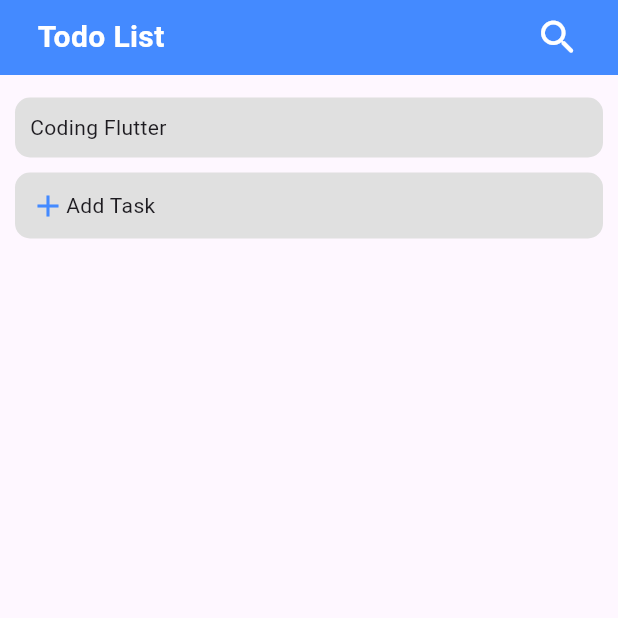
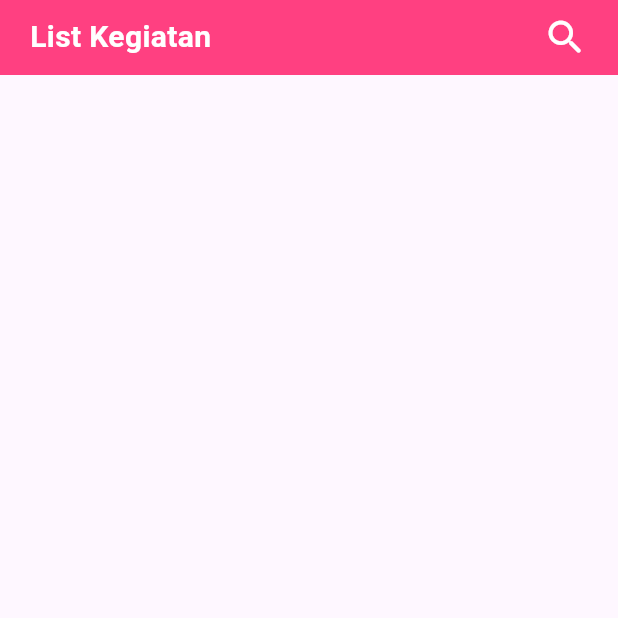
Before and after one commit to Dani-1004/latihan_flutter, a Flutter app: the screen it shows after launch, on a phone screen of 412 x 824 dp, the top half of it. Run offline on Flutter 3.47's test engine with Material 3 defaults, Android fonts, the phone set to English and light mode, and no system bars.

Commit message:
kalo thoriq terima ignore aja

```diff
--- /dev/null
+++ b/lib/halaman_utama_v3.dart
@@ -0,0 +1,137 @@
+import 'package:flutter/material.dart';
+
+class HalamanUtama_v3 extends StatefulWidget {
+  const HalamanUtama_v3({super.key});
+
+  @override
+  State<HalamanUtama_v3> createState() => _HalamanUtamaState();
+}
+
+class _HalamanUtamaState extends State<HalamanUtama_v3> {
+  @override
+  Widget build(BuildContext context) {
+    return Scaffold(
+      body: SizedBox(
+        height: double.infinity,
+        width: double.infinity,
+        child: Column(
+          children: [
+            Container(
+              padding: EdgeInsets.symmetric(vertical: 10, horizontal: 20),
+              width: double.infinity,
+              color: Colors.pinkAccent,
+              child: Row(
+                mainAxisAlignment: MainAxisAlignment.spaceBetween,
+                children: [
+                  const Text(
+                    'List Kegiatan',
+                    style: TextStyle(
+                      fontSize: 20,
+                      fontWeight: FontWeight.bold,
+                      color: Colors.white,
+                    ),
+                  ),
+                  Icon(
+                    Icons.search_rounded,
+                    color: Colors.white,
+                    size: 30,
+                  ),
+                ],
+              ),
+            ),
+          ],
+        ),
+      ),
+    );
+  }
+}
+
+// class _HalamanUtamaState extends State<HalamanUtama_v3> {
+//   @override
+//   Widget build(BuildContext context) {
+//     return Scaffold(
+//       body: SizedBox(
+//         height: double.infinity,
+//         width: double.infinity,
+//         child: Column(
+//           children: [
+//             Container(
+//               padding: EdgeInsets.symmetric(vertical: 10, horizontal: 25),
+//               width: double.infinity,
+//               color: Colors.blueAccent,
+//               child: Row(
+//                 mainAxisAlignment: MainAxisAlignment.spaceBetween,
+//                 children: [
+//                   const Text('Kegiatan Hari Ini',
+//                       style: TextStyle(
+//                         fontSize: 20,
+//                         fontWeight: FontWeight.bold,
+//                         color: Colors.white,
+//                       )),
+//                   Icon(
+//                     Icons.search_rounded,
+//                     color: Colors.white,
+//                     size: 30,
+//                   ),
+//                 ],
+//               ),
+//             ),
+//             Expanded(
+//               flex: 1,
+//               child: Padding(
+//                 padding: EdgeInsets.all(10),
+//                 child: Column(
+//                   children: [
+//                     Container(
+//                       width: double.infinity,
+//                       padding: EdgeInsets.all(10),
+//                       margin: EdgeInsets.symmetric(vertical: 5),
+//                       decoration: BoxDecoration(
+//                         color: Colors.grey[300],
+//                         borderRadius: BorderRadius.circular(10),
+//                       ),
+//                       child: Row(
+//                         children: [
+//                           const Text("Coding Flutter"),
+//                         ],
+//                       ),
+//                     ),
+//                     Container(
+//                       width: double.infinity,
+//                       padding: EdgeInsets.all(10),
+//                       margin: EdgeInsets.symmetric(vertical: 5),
+//                       decoration: BoxDecoration(
+//                         color: Colors.grey[300],
+//                         borderRadius: BorderRadius.circular(10),
+//                       ),
+//                       child: Row(
+//                         children: [
+//                           const Text("Buat Presentasi"),
+//                         ],
+//                       ),
+//                     ),
+//                     Container(
+//                       width: double.infinity,
+//                       margin: EdgeInsets.symmetric(vertical: 5),
+//                       padding: EdgeInsets.all(10),
+//                       decoration: BoxDecoration(
+//                         color: Colors.grey[300],
+//                         borderRadius: BorderRadius.circular(10),
+//                       ),
+//                       child: Row(
+//                         children: [
+//                           Icon(Icons.add, color: Colors.blueAccent),
+//                           const Text('Add Task'),
+//                         ],
+//                       ),
+//                     )
+//                   ],
+//                 ),
+//               ),
+//             ),
+//           ],
+//         ),
+//       ),
+//     );
+//   }
+// }
--- a/lib/main.dart
+++ b/lib/main.dart
@@ -1,5 +1,5 @@
 import 'package:flutter/material.dart';
-import 'package:test_app/halaman_utama.dart';
+import 'package:test_app/halaman_utama_v3.dart';
 
 void main() {
   runApp(const MyApp());
@@ -33,7 +33,7 @@ class MyApp extends StatelessWidget {
         useMaterial3: true,
       ),
       home: SafeArea(
-        child: const HalamanUtama(),
+        child: const HalamanUtama_v3(),
       ),
     );
   }
```
Also changed, not shown: lib/halaman_utama_v2.dart (added, +98 -0 lines), 1 other file.
